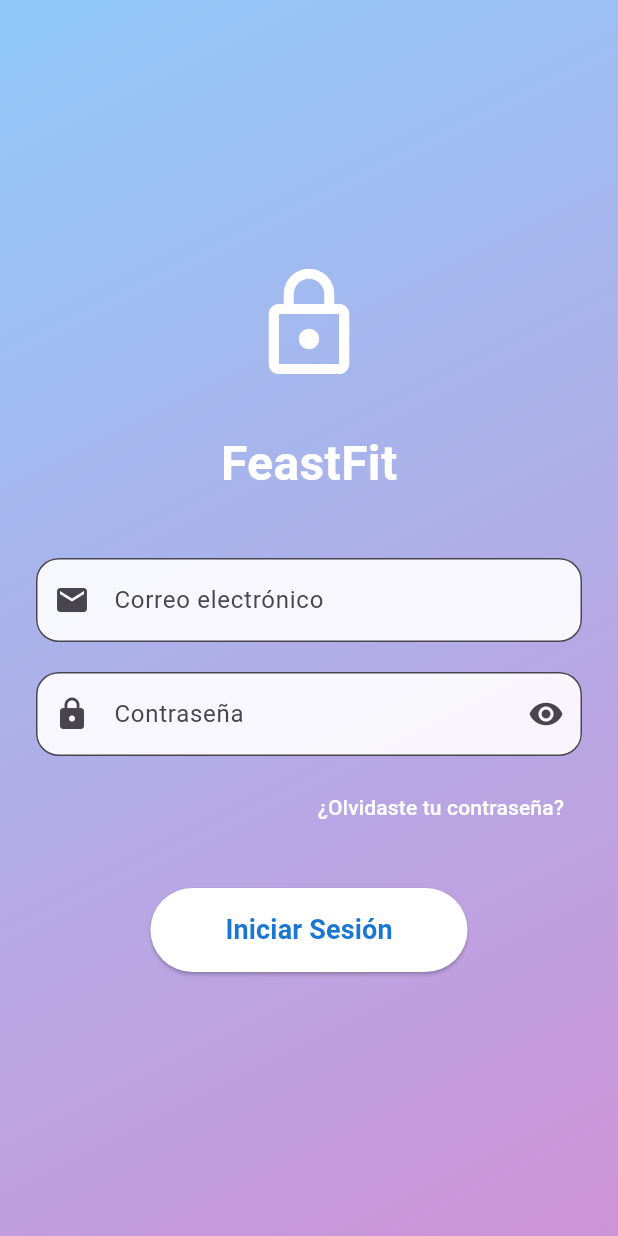
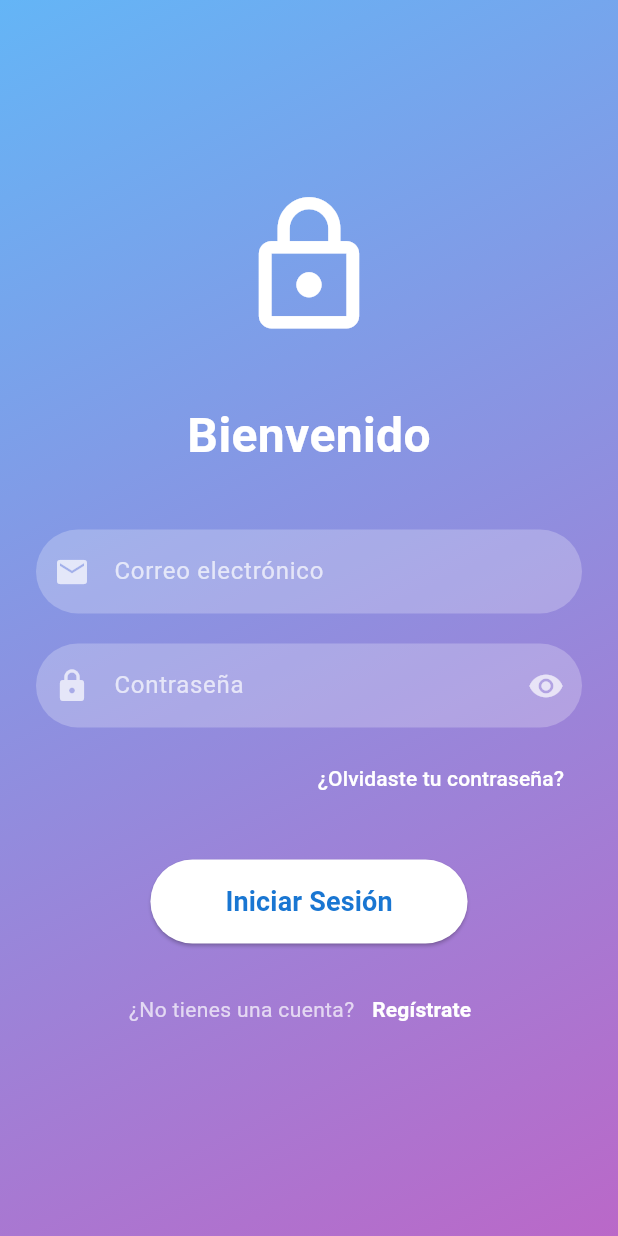
Before and after one commit to Ipeross/Examen_Moviles_Feast_Fit_IPO, a Flutter app: the screen it shows after launch, on a phone screen of 412 x 824 dp. Run offline on Flutter 3.47's test engine with Material 3 defaults, Android fonts, the light colour scheme and no system bars.

Commit message:
Add an option to register if have not account, more styles, controllers from textInput and upgrade the code style

```diff
--- a/lib/screens/login_screen.dart
+++ b/lib/screens/login_screen.dart
@@ -1,8 +1,7 @@
 import 'package:flutter/material.dart';
 
-
 class LoginScreen extends StatefulWidget {
-  const LoginScreen({Key? key}) : super(key: key);
+  const LoginScreen({super.key});
 
   @override
   _LoginScreenState createState() => _LoginScreenState();
@@ -11,6 +10,8 @@ class LoginScreen extends StatefulWidget {
 class _LoginScreenState extends State<LoginScreen> {
   final _formKey = GlobalKey<FormState>();
   bool _isPasswordVisible = false;
+  final _emailController = TextEditingController();
+  final _passwordController = TextEditingController();
 
   @override
   Widget build(BuildContext context) {
@@ -20,7 +21,10 @@ class _LoginScreenState extends State<LoginScreen> {
           gradient: LinearGradient(
             begin: Alignment.topLeft,
             end: Alignment.bottomRight,
-            colors: [Colors.blue.shade200, Colors.purple.shade200],
+            colors: [
+              Colors.blue.shade300,
+              Colors.purple.shade300,
+            ],
           ),
         ),
         child: SafeArea(
@@ -30,14 +34,17 @@ class _LoginScreenState extends State<LoginScreen> {
               child: Column(
                 mainAxisAlignment: MainAxisAlignment.center,
                 children: [
+                  // Logo o ícono
                   const Icon(
                     Icons.lock_outline,
-                    size: 80,
+                    size: 100,
                     color: Colors.white,
                   ),
-                  const SizedBox(height: 30),
+                  const SizedBox(height: 40),
+
+                  // Título
                   const Text(
-                    'FeastFit',
+                    'Bienvenido',
                     style: TextStyle(
                       fontSize: 32,
                       fontWeight: FontWeight.bold,
@@ -45,20 +52,27 @@ class _LoginScreenState extends State<LoginScreen> {
                     ),
                   ),
                   const SizedBox(height: 40),
+
+                  // Formulario
                   Form(
                     key: _formKey,
                     child: Column(
                       children: [
+                        // Campo de email
                         TextFormField(
+                          controller: _emailController,
                           decoration: InputDecoration(
                             hintText: 'Correo electrónico',
-                            prefixIcon: const Icon(Icons.email),
+                            prefixIcon: const Icon(Icons.email, color: Colors.white70),
                             filled: true,
-                            fillColor: Colors.white.withOpacity(0.9),
+                            fillColor: Colors.white24,
                             border: OutlineInputBorder(
-                              borderRadius: BorderRadius.circular(15),
+                              borderRadius: BorderRadius.circular(30),
+                              borderSide: BorderSide.none,
                             ),
+                            hintStyle: const TextStyle(color: Colors.white70),
                           ),
+                          style: const TextStyle(color: Colors.white),
                           validator: (value) {
                             if (value == null || value.isEmpty) {
                               return 'Por favor ingresa tu correo';
@@ -67,16 +81,18 @@ class _LoginScreenState extends State<LoginScreen> {
                           },
                         ),
                         const SizedBox(height: 20),
+
+                        // Campo de contraseña
                         TextFormField(
+                          controller: _passwordController,
                           obscureText: !_isPasswordVisible,
                           decoration: InputDecoration(
                             hintText: 'Contraseña',
-                            prefixIcon: const Icon(Icons.lock),
+                            prefixIcon: const Icon(Icons.lock, color: Colors.white70),
                             suffixIcon: IconButton(
                               icon: Icon(
-                                _isPasswordVisible
-                                  ? Icons.visibility_off
-                                  : Icons.visibility,
+                                _isPasswordVisible ? Icons.visibility_off : Icons.visibility,
+                                color: Colors.white70,
                               ),
                               onPressed: () {
                                 setState(() {
@@ -85,11 +101,14 @@ class _LoginScreenState extends State<LoginScreen> {
                               },
                             ),
                             filled: true,
-                            fillColor: Colors.white.withOpacity(0.9),
+                            fillColor: Colors.white24,
                             border: OutlineInputBorder(
-                              borderRadius: BorderRadius.circular(15),
+                              borderRadius: BorderRadius.circular(30),
+                              borderSide: BorderSide.none,
                             ),
+                            hintStyle: const TextStyle(color: Colors.white70),
                           ),
+                          style: const TextStyle(color: Colors.white),
                           validator: (value) {
                             if (value == null || value.isEmpty) {
                               return 'Por favor ingresa tu contraseña';
@@ -97,11 +116,15 @@ class _LoginScreenState extends State<LoginScreen> {
                             return null;
                           },
                         ),
-                        SizedBox(height: 10),
+                        const SizedBox(height: 10),
+
+                        // Olvidé mi contraseña
                         Align(
                           alignment: Alignment.centerRight,
                           child: TextButton(
-                            onPressed: () {},
+                            onPressed: () {
+                              // Implementar lógica para recuperar contraseña
+                            },
                             child: const Text(
                               '¿Olvidaste tu contraseña?',
                               style: TextStyle(color: Colors.white),
@@ -109,19 +132,18 @@ class _LoginScreenState extends State<LoginScreen> {
                           ),
                         ),
                         const SizedBox(height: 30),
+
+                        // Botón de inicio de sesión
                         ElevatedButton(
                           onPressed: () {
                             if (_formKey.currentState!.validate()) {
-                              // Procesar el formulario
+                              // Implementar lógica de inicio de sesión
                             }
                           },
                           style: ElevatedButton.styleFrom(
                             foregroundColor: Colors.blue.shade700,
                             backgroundColor: Colors.white,
-                            padding: const EdgeInsets.symmetric(
-                              horizontal: 50,
-                              vertical: 15
-                            ),
+                            padding: const EdgeInsets.symmetric(horizontal: 50, vertical: 15),
                             shape: RoundedRectangleBorder(
                               borderRadius: BorderRadius.circular(30),
                             ),
@@ -134,6 +156,30 @@ class _LoginScreenState extends State<LoginScreen> {
                             ),
                           ),
                         ),
+                        const SizedBox(height: 20),
+
+                        // Registro
+                        Row(
+                          mainAxisAlignment: MainAxisAlignment.center,
+                          children: [
+                            const Text(
+                              '¿No tienes una cuenta?',
+                              style: TextStyle(color: Colors.white70),
+                            ),
+                            TextButton(
+                              onPressed: () {
+                                // Implementar navegación a registro
+                              },
+                              child: const Text(
+                                'Regístrate',
+                                style: TextStyle(
+                                  color: Colors.white,
+                                  fontWeight: FontWeight.bold,
+                                ),
+                              ),
+                            ),
+                          ],
+                        ),
                       ],
                     ),
                   ),
@@ -145,4 +191,11 @@ class _LoginScreenState extends State<LoginScreen> {
       ),
     );
   }
+
+  @override
+  void dispose() {
+    _emailController.dispose();
+    _passwordController.dispose();
+    super.dispose();
+  }
 }
```
